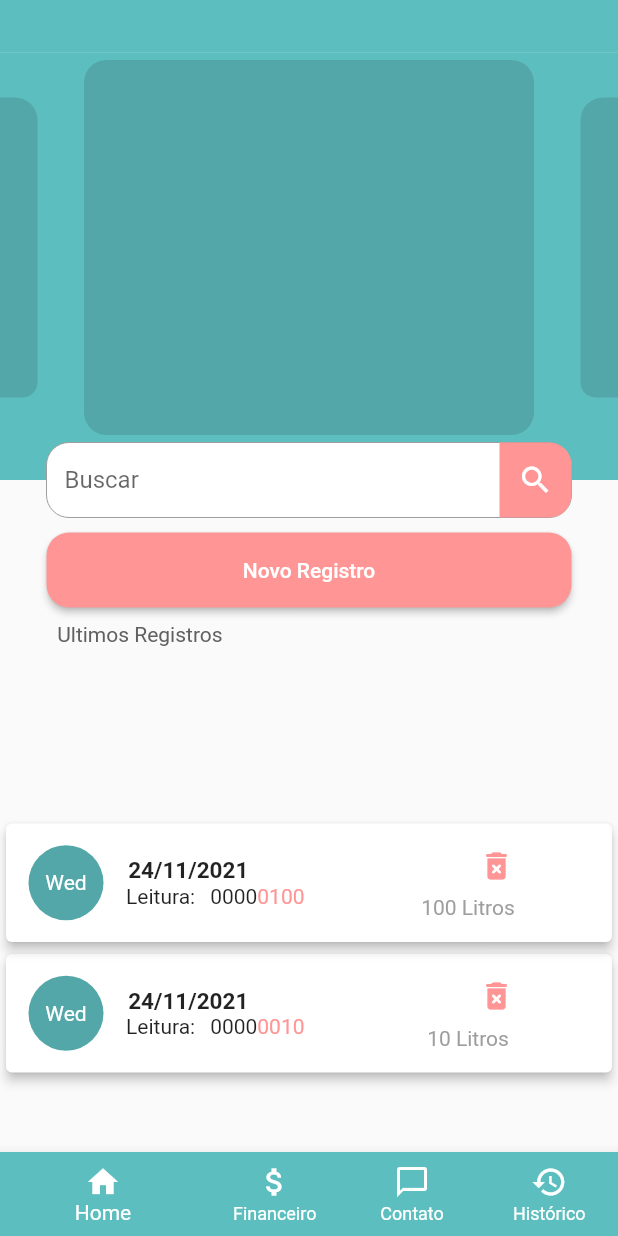
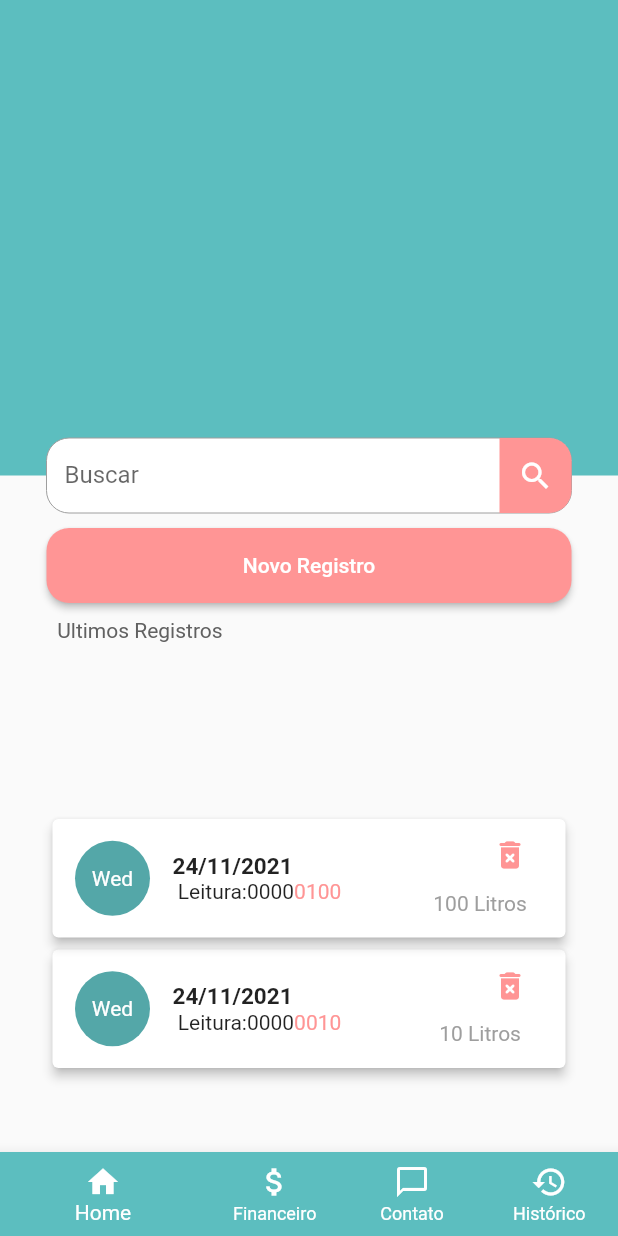
Before and after one commit to Psykhepathos/Agua_App, a Flutter app: the screen it shows after launch, on a phone screen of 412 x 824 dp. Run offline on Flutter 3.47's test engine with Material 2 defaults, Android fonts, the phone set to English and light mode, and no system bars.

Commit message:
Atualização

```diff
--- a/lib/components/register_list.dart
+++ b/lib/components/register_list.dart
@@ -16,8 +16,9 @@ class RegisterList extends StatelessWidget {
   @override
   Widget build(BuildContext context) {
     WidgetsBinding.instance!.addPostFrameCallback((_) => _scrollToBottom());
-    return Container(
-      height: 800,
+    return SizedBox(
+      height: 500,
+      width: 350,
       child: ListView.builder(
         itemCount: registers.length,
         controller: _scrollController,
@@ -66,7 +67,6 @@ class RegisterList extends StatelessWidget {
                             children: [
                               Text('Leitura:'),
                               Container(
-                                  margin: EdgeInsets.only(left: 10),
                                   child: Text.rich(TextSpan(
                                       text: rg.leitura
                                           .toString()
@@ -90,17 +90,20 @@ class RegisterList extends StatelessWidget {
                     ],
                   ),
                   Container(
-                    margin: EdgeInsets.only(left: 70, bottom: 15),
+                    margin: EdgeInsets.only(left: 45, bottom: 15),
                     child: Column(
                       children: [
                         Container(
-                          margin: EdgeInsets.only(left: 30),
+                          child: Container(
+                            margin: EdgeInsets.only(
+                              left: 40,
+                            ),
                             child: IconButton(
-                            alignment: Alignment.bottomRight,
                               onPressed: () {},
                               icon: Icon(
                                 Icons.delete_forever_rounded,
                                 color: Color.fromRGBO(255, 149, 149, 1),
+                              ),
                             ),
                           ),
                         ),
--- a/lib/pagina_principal.dart
+++ b/lib/pagina_principal.dart
@@ -52,7 +52,7 @@ class _PaginaPrincipalState extends State<PaginaPrincipal> {
       child: Scaffold(
         extendBodyBehindAppBar: false,
         appBar: PreferredSize(
-            preferredSize: Size.fromHeight(35.0), // here the desired height
+            preferredSize: Size.fromHeight(32.0), // here the desired height
             child: AppBar(
               elevation: 0,
               backgroundColor: const Color.fromRGBO(92, 190, 191, 1),
@@ -70,36 +70,6 @@ class _PaginaPrincipalState extends State<PaginaPrincipal> {
                 Container(
                   height: 260,
                   color: const Color.fromRGBO(92, 190, 191, 1),
-                  child: Row(
-                    mainAxisAlignment: MainAxisAlignment.spaceBetween,
-                    children: [
-                      Container(
-                        width: 25,
-                        height: 200,
-                        decoration: const BoxDecoration(
-                            borderRadius: BorderRadius.only(
-                                bottomRight: Radius.circular(10),
-                                topRight: Radius.circular(15)),
-                            color: Color.fromRGBO(84, 167, 168, 1)),
-                      ),
-                      Container(
-                        width: 300,
-                        height: 250,
-                        decoration: const BoxDecoration(
-                            borderRadius: BorderRadius.all(Radius.circular(15)),
-                            color: Color.fromRGBO(84, 167, 168, 1)),
-                      ),
-                      Container(
-                        width: 25,
-                        height: 200,
-                        decoration: const BoxDecoration(
-                            borderRadius: BorderRadius.only(
-                                bottomLeft: Radius.circular(10),
-                                topLeft: Radius.circular(15)),
-                            color: Color.fromRGBO(84, 167, 168, 1)),
-                      ),
-                    ],
-                  ),
                 ),
                 Stack(children: <Widget>[
                   const SizedBox(
```
Lines whose indentation alone changed are shown as unchanged.
